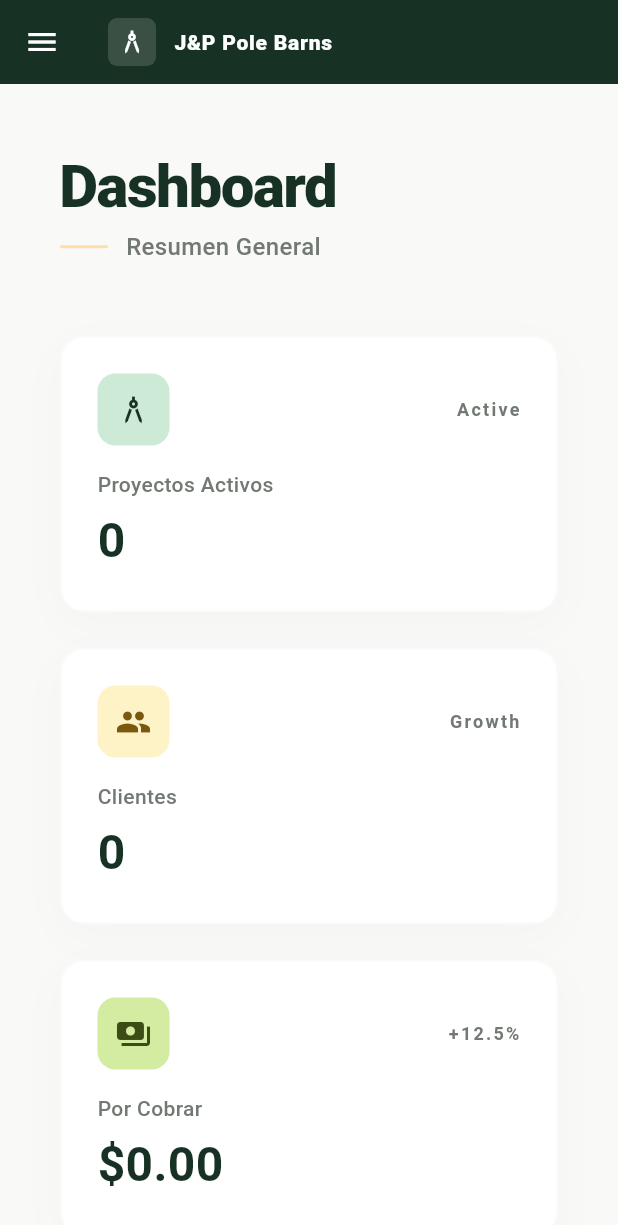
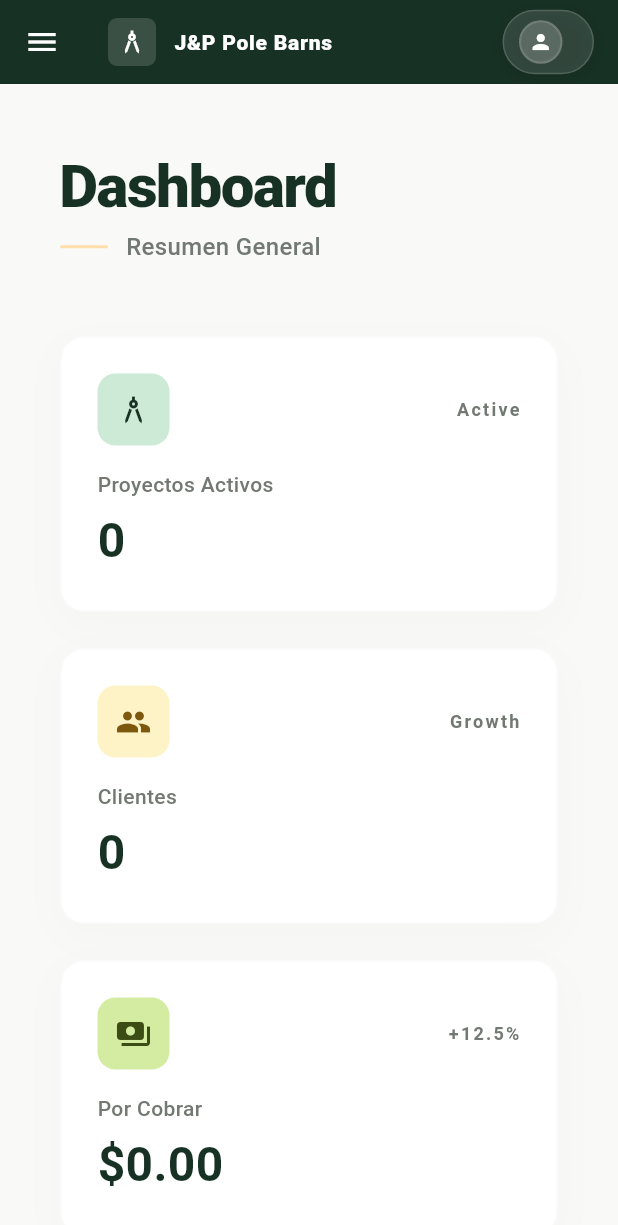
Before and after one commit to acostheta/PoleBarns, a Flutter app: the screen it shows once a user with an empty profile is signed in, on a phone screen of 412 x 824 dp. Shown: the top 1225 px of the screen. Run offline on Flutter 3.47's test engine with Material 3 defaults, Android fonts, the phone set to English and light mode, and no system bars; our stand-ins replace flutter_image_compress, flutter_map, flutter_markdown, flutter_riverpod, go_router, google_fonts and 6 more; accounts and stored records are empty; Roboto replaces fonts that are missing (Manrope).

Commit message:
style: enhance user profile menu with premium glassmorphism design and header

```diff
--- a/apps/cliente_app/lib/shell_layout.dart
+++ b/apps/cliente_app/lib/shell_layout.dart
@@ -149,15 +149,6 @@ class _ShellLayoutState extends ConsumerState<ShellLayout> {
           ),
         ),
         const Divider(color: Color(0xFFC2C8C2), height: 1),
-        if (canView('settings') || isAdmin)
-          _buildMenuItem(
-            icon: Icons.settings_outlined,
-            title: 'Ajustes',
-            path: '/settings',
-            location: location,
-            isMenuOpen: effectiveIsMenuOpen,
-          ),
-        _buildLogoutItem(effectiveIsMenuOpen),
         const SizedBox(height: 16),
       ],
     );
@@ -234,7 +225,11 @@ class _ShellLayoutState extends ConsumerState<ShellLayout> {
             ],
           ],
         ),
-        actions: appBarActions,
+        actions: [
+          ...appBarActions,
+          _buildUserMenu(profileAsync.valueOrNull),
+          const SizedBox(width: 16),
+        ],
       ),
       drawer: isMobile
           ? Drawer(
@@ -279,6 +274,157 @@ class _ShellLayoutState extends ConsumerState<ShellLayout> {
     );
   }
 
+
+  Widget _buildUserMenu(Map<String, dynamic>? profile) {
+    final name = profile?['full_name'] ?? profile?['nombre'] ?? 'Usuario';
+    final photoUrl = profile?['avatar_url'] ?? profile?['photo_url'];
+
+    return PopupMenuButton<String>(
+      offset: const Offset(0, 48),
+      elevation: 8,
+      shape: RoundedRectangleBorder(
+        borderRadius: BorderRadius.circular(12),
+        side: BorderSide(color: Colors.black.withValues(alpha: 0.05)),
+      ),
+      child: MouseRegion(
+        cursor: SystemMouseCursors.click,
+        child: Container(
+          padding: const EdgeInsets.symmetric(horizontal: 10, vertical: 6),
+      decoration: BoxDecoration(
+        color: Colors.white.withValues(alpha: 0.12),
+        borderRadius: BorderRadius.circular(24),
+        border: Border.all(color: Colors.white.withValues(alpha: 0.15)),
+        boxShadow: [
+          BoxShadow(
+            color: Colors.black.withValues(alpha: 0.1),
+            blurRadius: 8,
+            offset: const Offset(0, 2),
+          ),
+        ],
+      ),
+      child: Row(
+        mainAxisSize: MainAxisSize.min,
+        children: [
+          Container(
+            decoration: BoxDecoration(
+              shape: BoxShape.circle,
+              border: Border.all(color: Colors.white30, width: 1.5),
+            ),
+            child: CircleAvatar(
+              radius: 13,
+              backgroundColor: Colors.white.withValues(alpha: 0.2),
+              backgroundImage: photoUrl != null ? NetworkImage(photoUrl) : null,
+              child: photoUrl == null
+                  ? const Icon(Icons.person, size: 16, color: Colors.white)
+                  : null,
+            ),
+          ),
+          const SizedBox(width: 10),
+          if (MediaQuery.of(context).size.width > 700) ...[
+            Text(
+              name,
+              style: const TextStyle(
+                color: Colors.white,
+                fontSize: 13,
+                fontWeight: FontWeight.w700,
+                fontFamily: 'Manrope',
+                letterSpacing: 0.3,
+              ),
+            ),
+            const SizedBox(width: 6),
+            const Icon(Icons.keyboard_arrow_down,
+                color: Colors.white, size: 18),
+          ],
+        ],
+      ),
+    ),
+  ),
+  onSelected: (value) {
+    if (value == 'profile') {
+      context.go('/profile');
+    } else if (value == 'settings') {
+      context.go('/settings');
+    } else if (value == 'logout') {
+      ref.read(authRepositoryProvider).signOut();
+    }
+  },
+  itemBuilder: (context) => [
+    PopupMenuItem(
+      enabled: false,
+      child: Column(
+        crossAxisAlignment: CrossAxisAlignment.start,
+        mainAxisSize: MainAxisSize.min,
+        children: [
+          Text(
+            name,
+            style: const TextStyle(
+              fontFamily: 'Manrope',
+              fontWeight: FontWeight.w800,
+              fontSize: 15,
+              color: _primaryColor,
+            ),
+          ),
+          const SizedBox(height: 2),
+          Text(
+            profile?['role']?.toString().toUpperCase() ?? 'COLABORADOR',
+            style: const TextStyle(
+              fontFamily: 'Manrope',
+              fontSize: 10,
+              color: _secondaryColor,
+              fontWeight: FontWeight.w900,
+              letterSpacing: 1.2,
+            ),
+          ),
+        ],
+      ),
+    ),
+        const PopupMenuDivider(),
+        PopupMenuItem(
+          value: 'profile',
+          child: Row(
+            children: [
+              Icon(Icons.person_outline,
+                  size: 20, color: Colors.black.withValues(alpha: 0.6)),
+              const SizedBox(width: 12),
+              const Text('Mi Perfil',
+                  style: TextStyle(fontFamily: 'Manrope', fontSize: 14)),
+            ],
+          ),
+        ),
+        PopupMenuItem(
+          value: 'settings',
+          child: Row(
+            children: [
+              Icon(Icons.settings_outlined,
+                  size: 20, color: Colors.black.withValues(alpha: 0.6)),
+              const SizedBox(width: 12),
+              const Text('Ajustes',
+                  style: TextStyle(fontFamily: 'Manrope', fontSize: 14)),
+            ],
+          ),
+        ),
+        const PopupMenuDivider(),
+        PopupMenuItem(
+          value: 'logout',
+          child: Row(
+            children: [
+              const Icon(Icons.logout, size: 20, color: Colors.redAccent),
+              const SizedBox(width: 12),
+              const Text(
+                'Cerrar Sesión',
+                style: TextStyle(
+                  color: Colors.redAccent,
+                  fontFamily: 'Manrope',
+                  fontSize: 14,
+                  fontWeight: FontWeight.w600,
+                ),
+              ),
+            ],
+          ),
+        ),
+      ],
+    );
+  }
 
   Widget _buildMenuItem({
     required IconData icon,
@@ -349,46 +495,4 @@ class _ShellLayoutState extends ConsumerState<ShellLayout> {
     );
   }
 
-  Widget _buildLogoutItem(bool isMenuOpen) {
-    return Padding(
-      padding: const EdgeInsets.symmetric(vertical: 2),
-      child: InkWell(
-        onTap: () async {
-          await ref.read(authRepositoryProvider).signOut();
-        },
-        borderRadius: BorderRadius.circular(12),
-        child: Container(
-          height: 48,
-          child: Row(
-            children: [
-              const SizedBox(width: 12),
-              const Icon(
-                Icons.logout,
-                color: _errorColor,
-                size: 22,
-              ),
-              Expanded(
-                child: AnimatedOpacity(
-                  duration: const Duration(milliseconds: 200),
-                  opacity: isMenuOpen ? 1.0 : 0.0,
-                  curve: Curves.easeInOut,
-                  child: const Padding(
-                    padding: EdgeInsets.only(left: 12),
-                    child: Text(
-                      'Cerrar Sesión',
-                      style: TextStyle(
-                        color: _errorColor,
-                        fontWeight: FontWeight.w500,
-                        fontSize: 14,
-                      ),
-                    ),
-                  ),
-                ),
-              ),
-            ],
-          ),
-        ),
-      ),
-    );
-  }
 }
```
